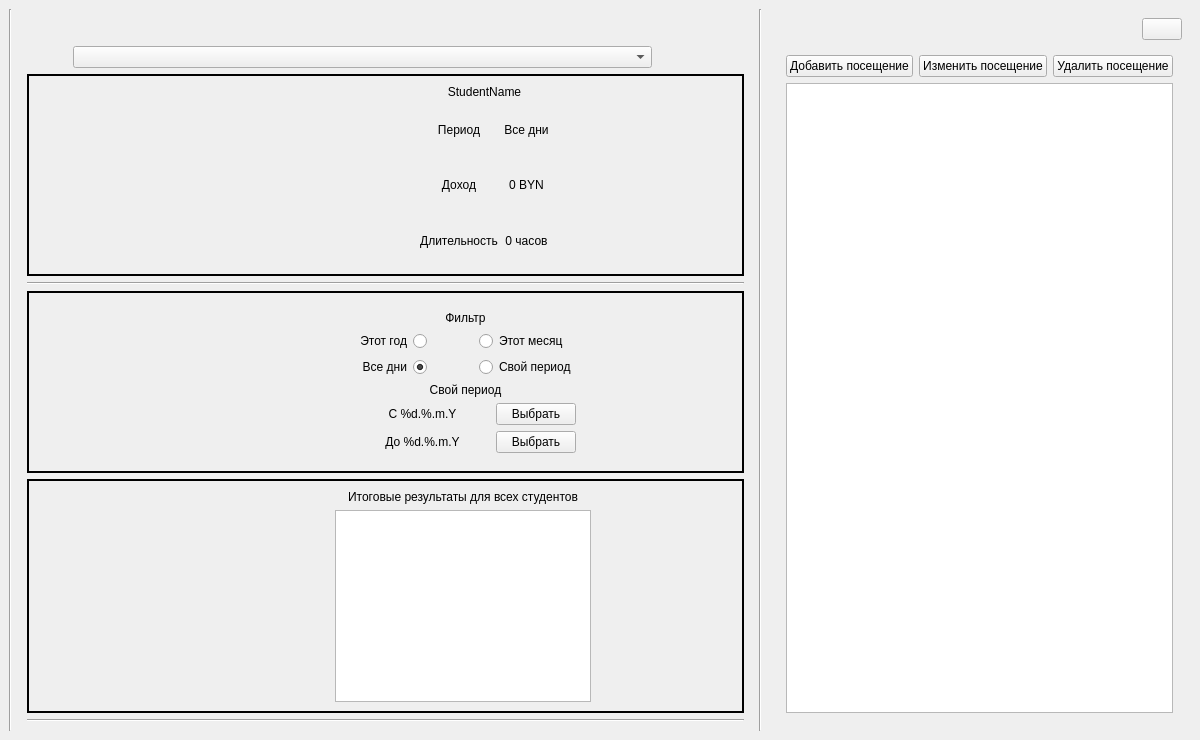
First picture: the form in ui_templates/windows/main_window.ui, repository IliaSuponeff/StudentsAccounting, before the edit.
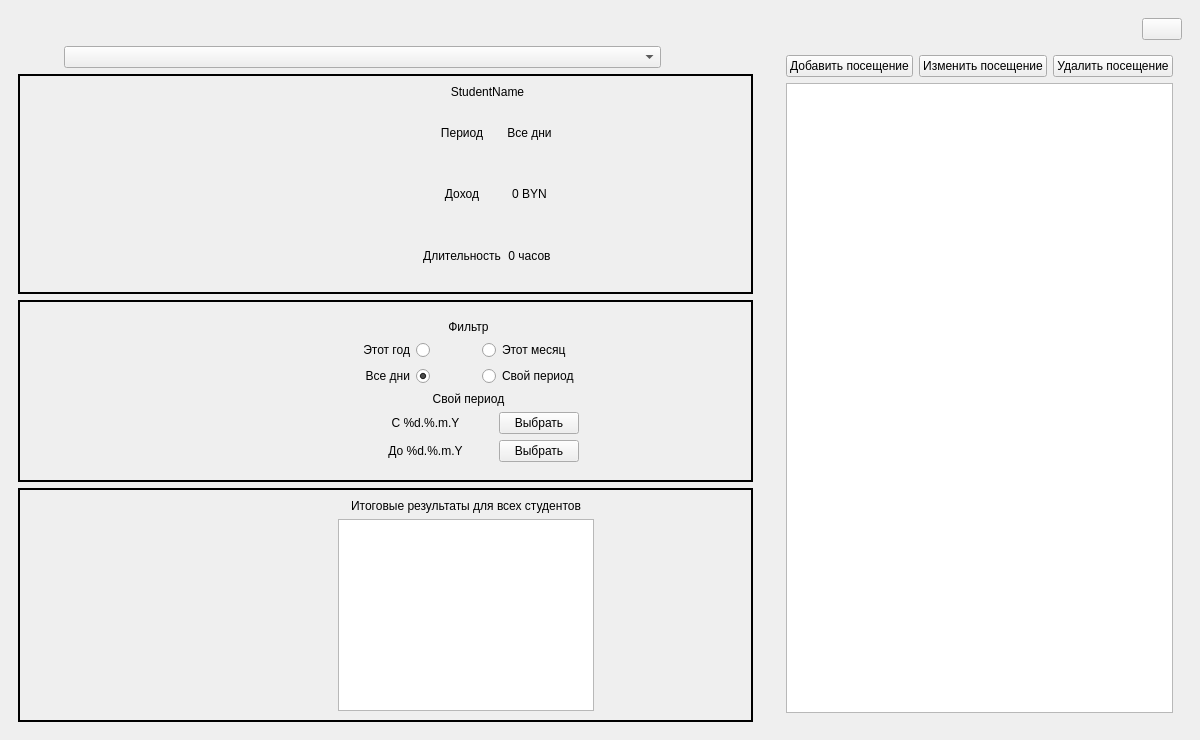
Second picture: the form after the edit.

Diff of the .ui file:
```diff
--- a/ui_templates/windows/main_window.ui
+++ b/ui_templates/windows/main_window.ui
@@ -30,13 +30,6 @@
     <string notr="true"/>
    </property>
    <layout class="QHBoxLayout" name="horizontalLayout_4">
-    <item>
-     <widget class="Line" name="vLine_2">
-      <property name="orientation">
-       <enum>Qt::Vertical</enum>
-      </property>
-     </widget>
-    </item>
     <item>
      <widget class="QFrame" name="tools_frame">
       <property name="sizePolicy">
@@ -205,11 +198,11 @@
              <enum>Qt::Horizontal</enum>
             </property>
             <property name="sizeType">
-             <enum>QSizePolicy::Expanding</enum>
+             <enum>QSizePolicy::MinimumExpanding</enum>
             </property>
             <property name="sizeHint" stdset="0">
              <size>
-              <width>40</width>
+              <width>20</width>
               <height>20</height>
              </size>
             </property>
@@ -217,9 +210,18 @@
           </item>
           <item>
            <widget class="QLabel" name="img_lbl_2">
+            <property name="sizePolicy">
+             <sizepolicy hsizetype="Maximum" vsizetype="Maximum">
+              <horstretch>0</horstretch>
+              <verstretch>0</verstretch>
+             </sizepolicy>
+            </property>
             <property name="text">
              <string/>
             </property>
+            <property name="alignment">
+             <set>Qt::AlignCenter</set>
+            </property>
            </widget>
           </item>
           <item>
@@ -356,13 +358,6 @@
          </layout>
         </widget>
        </item>
-       <item>
-        <widget class="Line" name="hLine_2">
-         <property name="orientation">
-          <enum>Qt::Horizontal</enum>
-         </property>
-        </widget>
-       </item>
        <item>
         <widget class="QFrame" name="filter_frame">
          <property name="sizePolicy">
@@ -403,7 +398,7 @@
           <item>
            <widget class="QLabel" name="img_lbl_1">
             <property name="sizePolicy">
-             <sizepolicy hsizetype="Maximum" vsizetype="Preferred">
+             <sizepolicy hsizetype="Maximum" vsizetype="Maximum">
               <horstretch>0</horstretch>
               <verstretch>0</verstretch>
              </sizepolicy>
@@ -415,7 +410,7 @@
              <string/>
             </property>
             <property name="alignment">
-             <set>Qt::AlignRight|Qt::AlignTrailing|Qt::AlignVCenter</set>
+             <set>Qt::AlignCenter</set>
             </property>
            </widget>
           </item>
@@ -666,9 +661,18 @@
           </item>
           <item>
            <widget class="QLabel" name="img_lbl_3">
+            <property name="sizePolicy">
+             <sizepolicy hsizetype="Maximum" vsizetype="Maximum">
+              <horstretch>0</horstretch>
+              <verstretch>0</verstretch>
+             </sizepolicy>
+            </property>
             <property name="text">
              <string/>
             </property>
+            <property name="alignment">
+             <set>Qt::AlignCenter</set>
+            </property>
            </widget>
           </item>
           <item>
@@ -733,23 +737,9 @@
          </layout>
         </widget>
        </item>
-       <item>
-        <widget class="Line" name="hLine_1">
-         <property name="orientation">
-          <enum>Qt::Horizontal</enum>
-         </property>
-        </widget>
-       </item>
       </layout>
      </widget>
     </item>
-    <item>
-     <widget class="Line" name="vLine_1">
-      <property name="orientation">
-       <enum>Qt::Vertical</enum>
-      </property>
-     </widget>
-    </item>
     <item>
      <widget class="QFrame" name="workspace_frame">
       <property name="sizePolicy">
```
